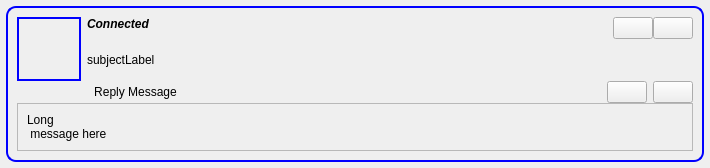
Above: retroshare-gui/src/gui/feeds/MsgItem.ui from RetroShare/RetroShare before the change. Below: the same form after it.
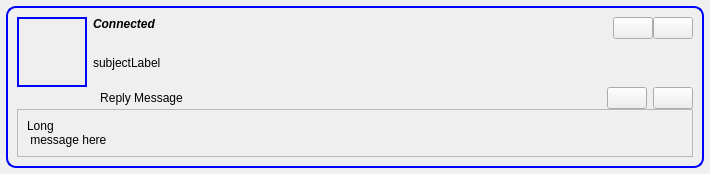
That is the form after the change. Icons and pictures are not drawn.

Commit message: set correct Avatar size for the Label.

Patch:
```diff
--- a/retroshare-gui/src/gui/feeds/MsgItem.ui
+++ b/retroshare-gui/src/gui/feeds/MsgItem.ui
@@ -7,7 +7,7 @@
     <x>0</x>
     <y>0</y>
     <width>710</width>
-    <height>168</height>
+    <height>174</height>
    </rect>
   </property>
   <property name="windowTitle">
@@ -45,14 +45,14 @@
        <widget class="QLabel" name="avatarlabel">
         <property name="minimumSize">
          <size>
-          <width>64</width>
-          <height>64</height>
+          <width>70</width>
+          <height>70</height>
          </size>
         </property>
         <property name="maximumSize">
          <size>
-          <width>64</width>
-          <height>64</height>
+          <width>70</width>
+          <height>70</height>
          </size>
         </property>
         <property name="styleSheet">
```
